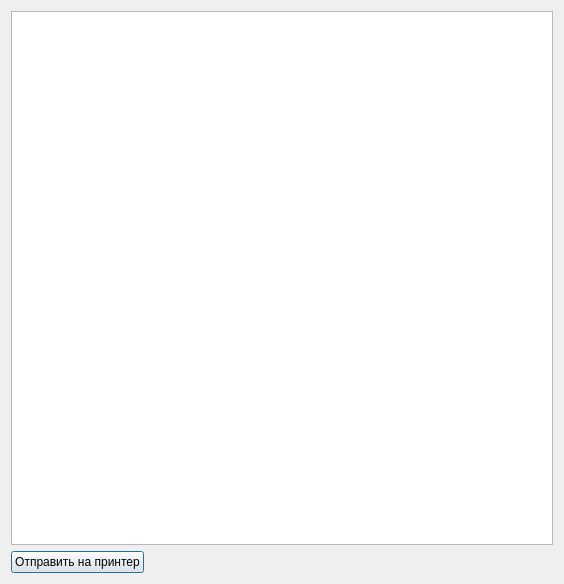
Sergeyego/warehouse, file dialogcmd.ui: the form before one commit.
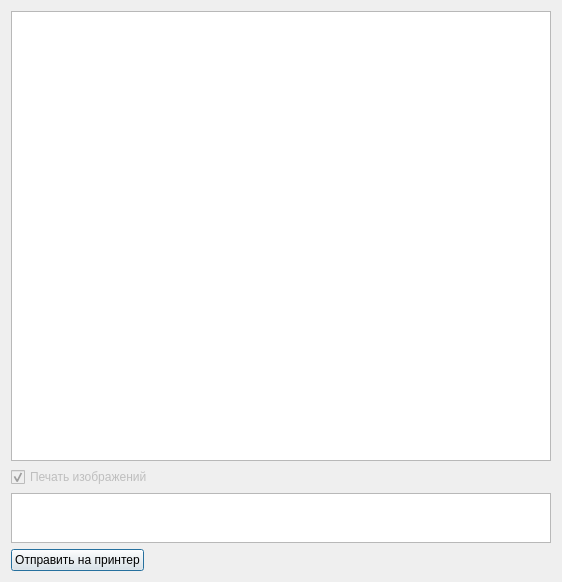
The form after the commit.

The edit to the form file:
```diff
--- a/dialogcmd.ui
+++ b/dialogcmd.ui
@@ -6,8 +6,8 @@
    <rect>
     <x>0</x>
     <y>0</y>
-    <width>564</width>
-    <height>584</height>
+    <width>562</width>
+    <height>582</height>
    </rect>
   </property>
   <property name="windowTitle">
@@ -17,6 +17,29 @@
    <item>
     <widget class="QPlainTextEdit" name="plainTextEdit"/>
    </item>
+   <item>
+    <widget class="QCheckBox" name="checkBoxImage">
+     <property name="enabled">
+      <bool>false</bool>
+     </property>
+     <property name="text">
+      <string>Печать изображений</string>
+     </property>
+     <property name="checked">
+      <bool>true</bool>
+     </property>
+    </widget>
+   </item>
+   <item>
+    <widget class="QPlainTextEdit" name="plainTextEditPrint">
+     <property name="maximumSize">
+      <size>
+       <width>16777215</width>
+       <height>50</height>
+      </size>
+     </property>
+    </widget>
+   </item>
    <item>
     <layout class="QHBoxLayout" name="horizontalLayout">
      <item>
```
